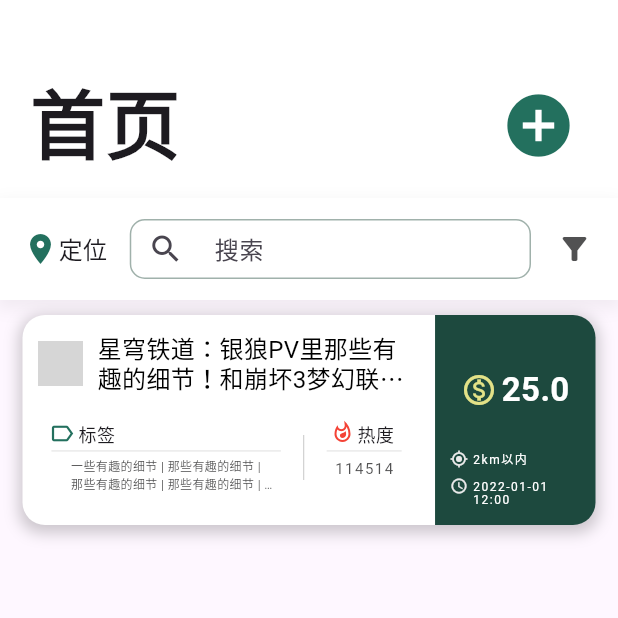
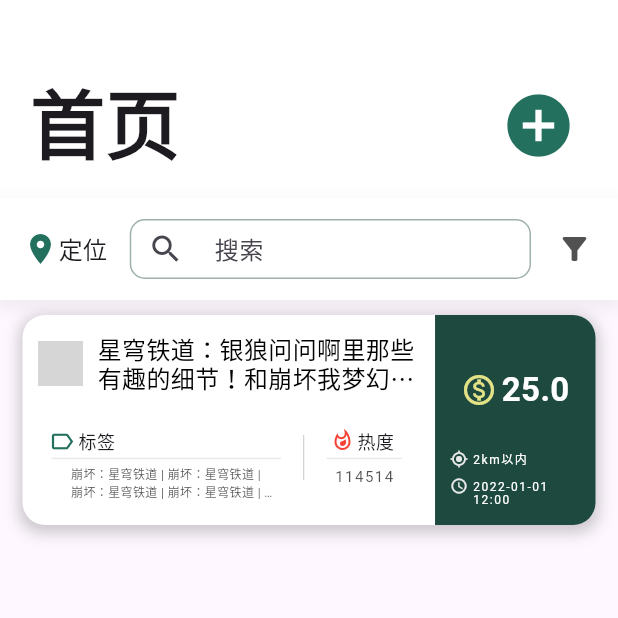
Before and after one commit to Eobard-Eins/GraduationProjectClient, a Flutter app: the TaskPage screen opened directly, on a phone screen of 412 x 824 dp, the top half of it. Run offline on Flutter 3.47's test engine with Material 3 defaults, Android fonts, the phone set to English and light mode, and no system bars; our stand-ins replace dio, get, image_picker, shared_preferences; accounts and stored records are empty; network calls fail; Roboto replaces fonts that are missing (SmileySans); grey boxes are pictures that could not be loaded.

Commit message:
taskItem

```diff
--- a/lib/components/task/taskItem.dart
+++ b/lib/components/task/taskItem.dart
@@ -95,7 +95,7 @@ class TaskItem extends StatelessWidget {
                     alignment: Alignment.centerLeft,
                     width: 180,
                     height: 80,
-                    padding: const EdgeInsets.only(left: 10,right: 0,top: 15,bottom: 10),
+                    padding: const EdgeInsets.only(left: 10,right: 0,top: 20,bottom: 10),
 
                     child:Column(
                       children: [
@@ -133,7 +133,7 @@ class TaskItem extends StatelessWidget {
                     decoration: const BoxDecoration(color: Color.fromARGB(255, 181, 181, 181)),
                   ),
                   Container(
-                    padding: const EdgeInsets.only(left:0,top: 15,bottom: 10),
+                    padding: const EdgeInsets.only(left:0,top: 20,bottom: 10),
                     width: 80,
                     height: 80,
                     child: Column(
--- a/lib/main.dart
+++ b/lib/main.dart
@@ -34,7 +34,7 @@ class MyApp extends StatelessWidget {
     return GetMaterialApp(
         debugShowCheckedModeBanner: false,
         title: 'Demo',
-        initialRoute: initJudge()?RouteConfig.homePage:RouteConfig.homePage,
+        initialRoute: initJudge()?RouteConfig.homePage:RouteConfig.loginWithCaptchaPage,
         getPages: RouteConfig.getPages,
         unknownRoute: GetPage(name: '/notfound', page: () => const Scaffold(body: Center(child: Text("No Page Route Provided"),))),
         initialBinding: AppBindings(),
@@ -49,6 +49,7 @@ class MyApp extends StatelessWidget {
       if((nt-lt).abs()<15*86400000){
         //两次登录天数小于15天
         SpUtils.setInt("lastLoginTime", nt);
+        print("[INFO] 登陆日期判断通过");
         return true;
       }else{
         SpUtils.clear();
--- a/lib/pages/home/task/taskPageUI.dart
+++ b/lib/pages/home/task/taskPageUI.dart
@@ -107,11 +107,11 @@ class TaskPage extends StatelessWidget {
                 padding: const EdgeInsets.symmetric(horizontal: 15,vertical: 10),
                 child: TaskItem(
                   ontap: _tpc.tapTask,
-                  title: "星穹铁道：银狼PV里那些有趣的细节！和崩坏3梦幻联动，电玩音游元素拉满",
+                  title: "星穹铁道：银狼问问啊里那些有趣的细节！和崩坏我梦幻联动，电玩音游",
                   point: 25.0,
                   time: "2022-01-01\n12:00",
                   location: "2km以内",
-                  labels: "一些有趣的细节 | 那些有趣的细节 | 那些有趣的细节 | 那些有趣的细节 | 那些有趣的细节",
+                  labels: "崩坏：星穹铁道 | 崩坏：星穹铁道 | 崩坏：星穹铁道 | 崩坏：星穹铁道 | 崩坏：星穹铁道",
                   hotValue: 114514,
                 ),
               )
```
Also changed, not shown: 1 other file.
